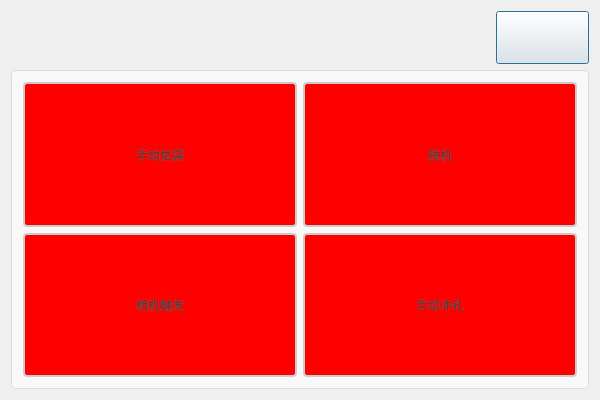
Before: the Qt Designer form ZipperScanner/ui/DlgIOTrigger.ui in WIND-ROAD-RUN/ZipperScanner, drawn with Qt 5.
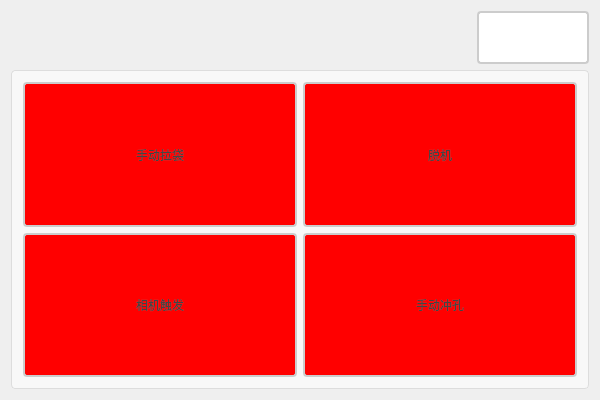
After: the same form once the commit is applied. Icons and pictures are not drawn.

Patch:
```diff
--- a/ZipperScanner/ui/DlgIOTrigger.ui
+++ b/ZipperScanner/ui/DlgIOTrigger.ui
@@ -41,10 +41,14 @@
          </property>
          <property name="styleSheet">
           <string notr="true">QPushButton {
-    padding: 8px 16px 8px 36px; 
-    font-size: 14px;
-    qproperty-icon: url(:/ButtonScanner/image/exit.png);  
+    padding: 6px 14px;
+    border: 2px solid #CCC;
+    border-radius: 4px;
+    background-color: white;
+    color: #444;
+	qproperty-icon: url(:/ZipperScanner/icons/closeBlack.png);  
     qproperty-iconSize: 30px 30px;
+    font-size: 30px; 
 }
 
 QPushButton:hover {
@@ -52,9 +56,9 @@
 }
 
 QPushButton:pressed {
-    background-color: #cc0000;
-}
-</string>
+    border-color: #777;
+    background-color: #EEE;
+}</string>
          </property>
          <property name="text">
           <string/>
```
Left out of the diff: 3 changed lines with no effect on the pictures.
